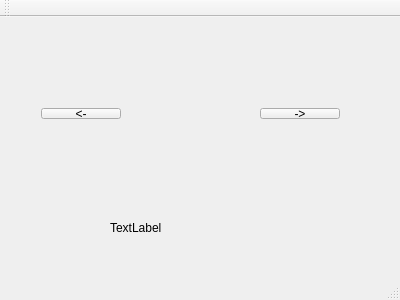
First picture: the form in mainwindow.ui, repository Bahamuttg/StepperMotorDriver, before the edit.
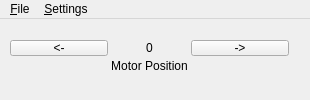
Second picture: the form after the edit. Icons and pictures are not drawn.

```diff
--- a/mainwindow.ui
+++ b/mainwindow.ui
@@ -6,64 +6,130 @@
    <rect>
     <x>0</x>
     <y>0</y>
-    <width>400</width>
-    <height>300</height>
+    <width>310</width>
+    <height>100</height>
    </rect>
   </property>
+  <property name="sizePolicy">
+   <sizepolicy hsizetype="Fixed" vsizetype="Fixed">
+    <horstretch>0</horstretch>
+    <verstretch>0</verstretch>
+   </sizepolicy>
+  </property>
+  <property name="minimumSize">
+   <size>
+    <width>310</width>
+    <height>100</height>
+   </size>
+  </property>
+  <property name="maximumSize">
+   <size>
+    <width>310</width>
+    <height>100</height>
+   </size>
+  </property>
   <property name="windowTitle">
    <string>MainWindow</string>
   </property>
   <widget class="QWidget" name="centralWidget">
-   <widget class="QLabel" name="label">
+   <widget class="QWidget" name="gridLayoutWidget">
     <property name="geometry">
      <rect>
-      <x>110</x>
-      <y>200</y>
-      <width>68</width>
-      <height>21</height>
+      <x>10</x>
+      <y>10</y>
+      <width>290</width>
+      <height>56</height>
      </rect>
     </property>
-    <property name="text">
-     <string>TextLabel</string>
-    </property>
-   </widget>
-   <widget class="QWidget" name="horizontalLayoutWidget">
-    <property name="geometry">
-     <rect>
-      <x>30</x>
-      <y>80</y>
-      <width>321</width>
-      <height>33</height>
-     </rect>
-    </property>
-    <layout class="QHBoxLayout" name="horizontalLayout">
-     <item>
+    <layout class="QGridLayout" name="gridLayout">
+     <property name="sizeConstraint">
+      <enum>QLayout::SetDefaultConstraint</enum>
+     </property>
+     <property name="leftMargin">
+      <number>0</number>
+     </property>
+     <property name="horizontalSpacing">
+      <number>3</number>
+     </property>
+     <property name="verticalSpacing">
+      <number>2</number>
+     </property>
+     <item row="3" column="0">
+      <spacer name="horizontalSpacer_2">
+       <property name="orientation">
+        <enum>Qt::Horizontal</enum>
+       </property>
+       <property name="sizeHint" stdset="0">
+        <size>
+         <width>40</width>
+         <height>20</height>
+        </size>
+       </property>
+      </spacer>
+     </item>
+     <item row="1" column="0">
       <widget class="QPushButton" name="pushButton_2">
        <property name="text">
         <string>&lt;-</string>
        </property>
       </widget>
      </item>
-     <item>
-      <spacer name="horizontalSpacer">
-       <property name="orientation">
-        <enum>Qt::Horizontal</enum>
-       </property>
-       <property name="sizeHint" stdset="0">
-        <size>
-         <width>40</width>
-         <height>20</height>
-        </size>
-       </property>
-      </spacer>
-     </item>
-     <item>
+     <item row="1" column="2">
       <widget class="QPushButton" name="pushButton">
        <property name="text">
         <string>-&gt;</string>
        </property>
       </widget>
      </item>
+     <item row="3" column="1">
+      <widget class="QLabel" name="label">
+       <property name="text">
+        <string>Motor Position</string>
+       </property>
+       <property name="alignment">
+        <set>Qt::AlignCenter</set>
+       </property>
+      </widget>
+     </item>
+     <item row="1" column="1">
+      <layout class="QHBoxLayout" name="horizontalLayout">
+       <item>
+        <widget class="QLabel" name="lblMotorPosition">
+         <property name="sizePolicy">
+          <sizepolicy hsizetype="Preferred" vsizetype="Preferred">
+           <horstretch>0</horstretch>
+           <verstretch>0</verstretch>
+          </sizepolicy>
+         </property>
+         <property name="maximumSize">
+          <size>
+           <width>300</width>
+           <height>100</height>
+          </size>
+         </property>
+         <property name="text">
+          <string>0</string>
+         </property>
+         <property name="alignment">
+          <set>Qt::AlignCenter</set>
+         </property>
+        </widget>
+       </item>
+      </layout>
+     </item>
+     <item row="3" column="2">
+      <spacer name="horizontalSpacer_3">
+       <property name="orientation">
+        <enum>Qt::Horizontal</enum>
+       </property>
+       <property name="sizeHint" stdset="0">
+        <size>
+         <width>40</width>
+         <height>20</height>
+        </size>
+       </property>
+      </spacer>
+     </item>
     </layout>
    </widget>
   </widget>
@@ -72,20 +138,44 @@
     <rect>
      <x>0</x>
      <y>0</y>
-     <width>400</width>
+     <width>310</width>
      <height>27</height>
     </rect>
    </property>
+   <widget class="QMenu" name="menu_File">
+    <property name="title">
+     <string>&amp;File</string>
+    </property>
+    <addaction name="action_Exit"/>
+   </widget>
+   <widget class="QMenu" name="menu_Settings">
+    <property name="title">
+     <string>&amp;Settings</string>
+    </property>
+    <addaction name="action_Configure_Coils"/>
+    <addaction name="actionUse_NOT_Gates"/>
+   </widget>
+   <addaction name="menu_File"/>
+   <addaction name="menu_Settings"/>
   </widget>
-  <widget class="QToolBar" name="mainToolBar">
-   <attribute name="toolBarArea">
-    <enum>TopToolBarArea</enum>
-   </attribute>
-   <attribute name="toolBarBreak">
-    <bool>false</bool>
-   </attribute>
-  </widget>
-  <widget class="QStatusBar" name="statusBar"/>
+  <action name="action_Exit">
+   <property name="text">
+    <string>&amp;Exit</string>
+   </property>
+  </action>
+  <action name="action_Configure_Coils">
+   <property name="text">
+    <string>&amp;Configure Coils</string>
+   </property>
+  </action>
+  <action name="actionUse_NOT_Gates">
+   <property name="checkable">
+    <bool>true</bool>
+   </property>
+   <property name="text">
+    <string>Use &amp;NOT Gates</string>
+   </property>
+  </action>
  </widget>
  <layoutdefault spacing="6" margin="11"/>
  <resources/>
```
Left out of the diff: 13 changed lines with no effect on the pictures.
